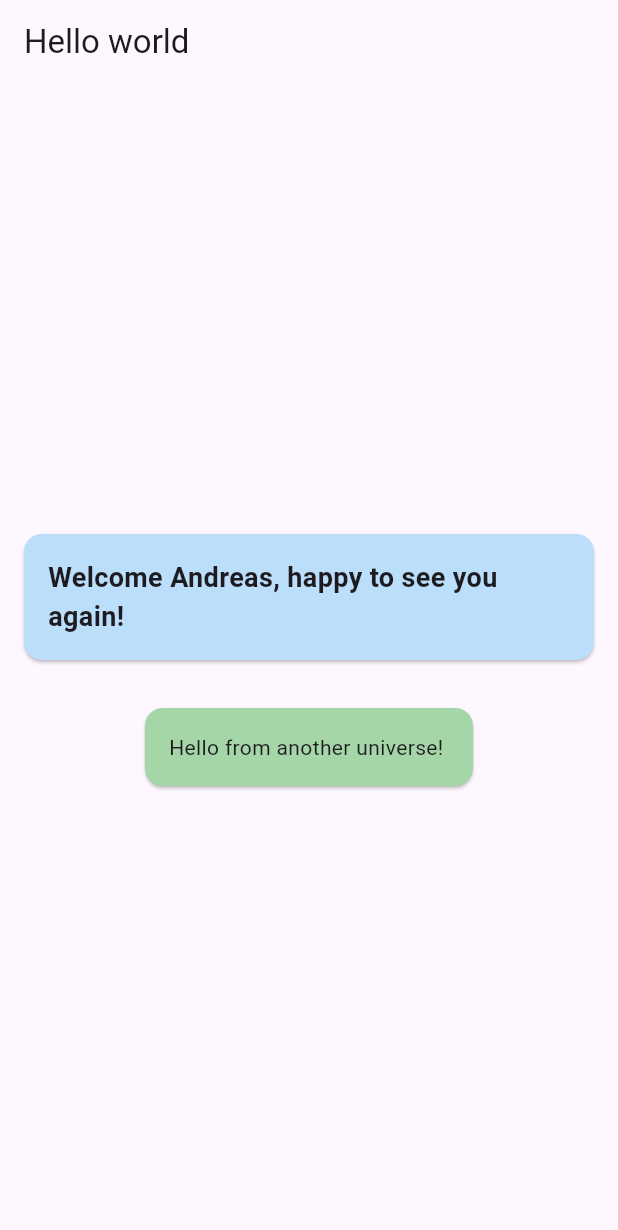
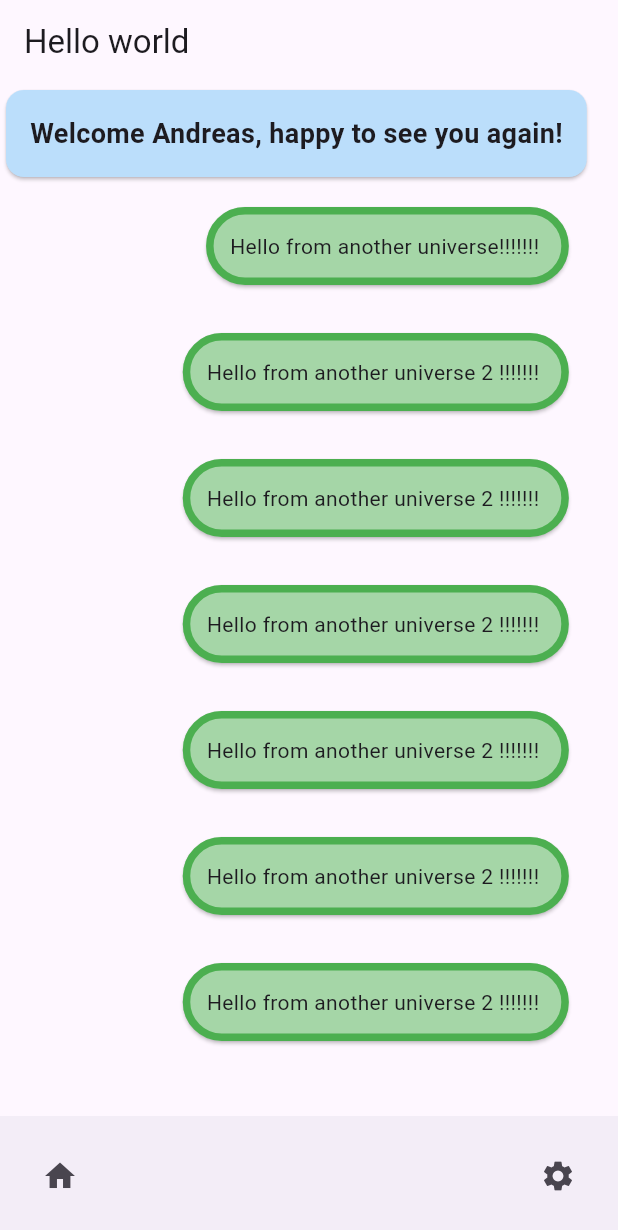
Before and after one commit to muhammad-shofa/learn-flutter, a Flutter app: the screen it shows after launch, on a phone screen of 412 x 824 dp. Shown: the top 1230 px of the screen. Run offline on Flutter 3.47's test engine with Material 3 defaults, Android fonts, the phone set to English and light mode, and no system bars.

```diff
--- a/first_app/lib/components/another_card.dart
+++ b/first_app/lib/components/another_card.dart
@@ -10,6 +10,10 @@ class AnotherCard extends StatelessWidget {
     return Card(
       color: Colors.green[200],
       margin: EdgeInsets.all(16),
+      shape: RoundedRectangleBorder(
+        side: BorderSide(color: Colors.green, width: 5),
+        borderRadius: BorderRadius.circular(50)
+      ),
       child: Padding(padding: EdgeInsets.all(16), child: Text("$message ")),
     );
   }
--- a/first_app/lib/components/welcome_card.dart
+++ b/first_app/lib/components/welcome_card.dart
@@ -8,8 +8,9 @@ class WelcomeCard extends StatelessWidget {
   @override
   Widget build(BuildContext context) {
     return Card(
+      // mainAxisAlignment: MainAxisAlignment.start,
       color: Colors.blue[100],
-      margin: EdgeInsets.all(16),
+      // margin: EdgeInsets.all(16),
       child: Padding(
         padding: EdgeInsets.all(16),
         child: Text(
--- a/first_app/lib/main.dart
+++ b/first_app/lib/main.dart
@@ -10,8 +10,37 @@ void main() {
 
 class MyApp extends StatelessWidget {
   @override
+  /*
+  override ini digunakan untuk menandai bahwa saya sedang menimpa method yang sudah ada (karena MyApp extends terhadap class StatelessWidget yang punya method build).
+  simplenya override = saya ingin mengganti perilaku bawaan dari induknya dan membuat versi saya sendiri.
+
+  class yang sering di override di flutter :
+  | Kelas Induk              | Method yang Bisa Di-Override          |
+| ------------------------ | ------------------------------------- |
+| `StatelessWidget`        | `build()`                             |
+| `StatefulWidget`         | `createState()`                       |
+| `State<T>`               | `initState()`, `build()`, `dispose()` |
+| `WidgetsBindingObserver` | `didChangeAppLifecycleState()`        |
+
+  */
   Widget build(BuildContext context) {
-    return MaterialApp(title: 'Watashi no Flutter APP', home: HomePage());
+    /*
+    - Widget di sini berarti method build akan mengembalikan sebuah widget.
+    - Build adalah method utama di dalam flutter untuk membuat sebuah UI.
+
+     */
+
+    return MaterialApp(
+      /*
+      MaterialApp adalah widget utama yang menyediakan banyak fitur penting untuk aplikasi Flutter, seperti tema, rute, dan lainnya.
+      */
+      title: 'Watashi no Flutter APP',
+      home: HomePage(),
+      /*
+      - Title adalah judul aplikasi yang akan ditampilkan di taskbar atau launcher.
+      - Home adalah widget yang akan ditampilkan ketika aplikasi pertama kali dijalankan.
+      */
+    );
   }
 }
 
@@ -19,13 +48,46 @@ class HomePage extends StatelessWidget {
   @override
   Widget build(BuildContext context) {
     return Scaffold(
+      /*
+      Scaffold adalah widget dasar yang menyediakan struktur UI untuk aplikasi, termasuk app bar, body, dan bottom navigation bar. (Kerangka Halaman).
+      */
       appBar: AppBar(title: Text('Hello world')),
       body: Column(
-        mainAxisAlignment: MainAxisAlignment.center,
+        mainAxisAlignment: MainAxisAlignment.start,
+        crossAxisAlignment: CrossAxisAlignment.end,
+        /*
+        - mainAxisAlignment digunakan untuk mengatur widget di dalam Column akan diatur secara vertikal.
+        - crossAxisAlignment digunakan untuk mengatur widget di dalam Column akan diatur secara horizontal.
+        */
         children: [
           WelcomeCard(username: 'Andreas'),
-          AnotherCard(message: 'Hello from another universe!')
+          AnotherCard(message: 'Hello from another universe!!!!!!!'),
+          AnotherCard(message: 'Hello from another universe 2 !!!!!!!'),
+          AnotherCard(message: 'Hello from another universe 2 !!!!!!!'),
+          AnotherCard(message: 'Hello from another universe 2 !!!!!!!'),
+          AnotherCard(message: 'Hello from another universe 2 !!!!!!!'),
+          AnotherCard(message: 'Hello from another universe 2 !!!!!!!'),
+          AnotherCard(message: 'Hello from another universe 2 !!!!!!!'),
         ],
+      ),
+      bottomNavigationBar: BottomAppBar(
+        child: Row(
+          mainAxisAlignment: MainAxisAlignment.spaceBetween,
+          children: [
+            IconButton(
+              icon: Icon(Icons.home),
+              onPressed: () {
+                // Action for home button
+              },
+            ),
+            IconButton(
+              icon: Icon(Icons.settings),
+              onPressed: () {
+                // Action for settings button
+              },
+            ),
+          ],
+        ),
       ),
     );
   }
@@ -37,3 +99,12 @@ class HomePage extends StatelessWidget {
   //   );
   // }
 }
+
+// class HomePage2 extends StatelessWidget {
+//   @override
+//   Widget build(BuildContext context) {
+//     return Scaffold(
+
+//     )
+//   }
+// }
```
